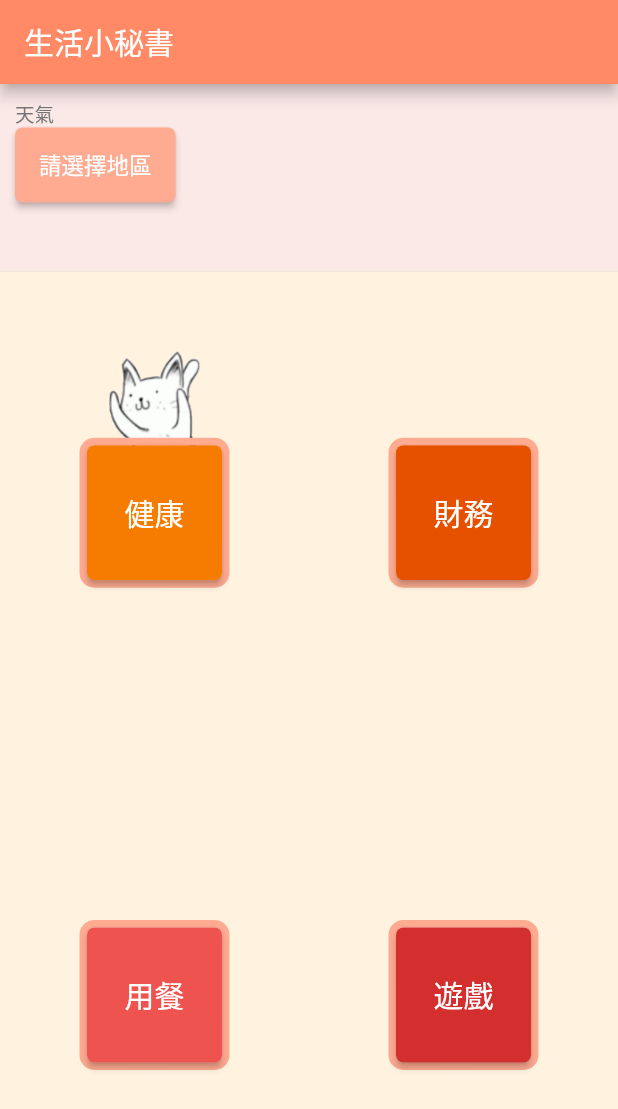
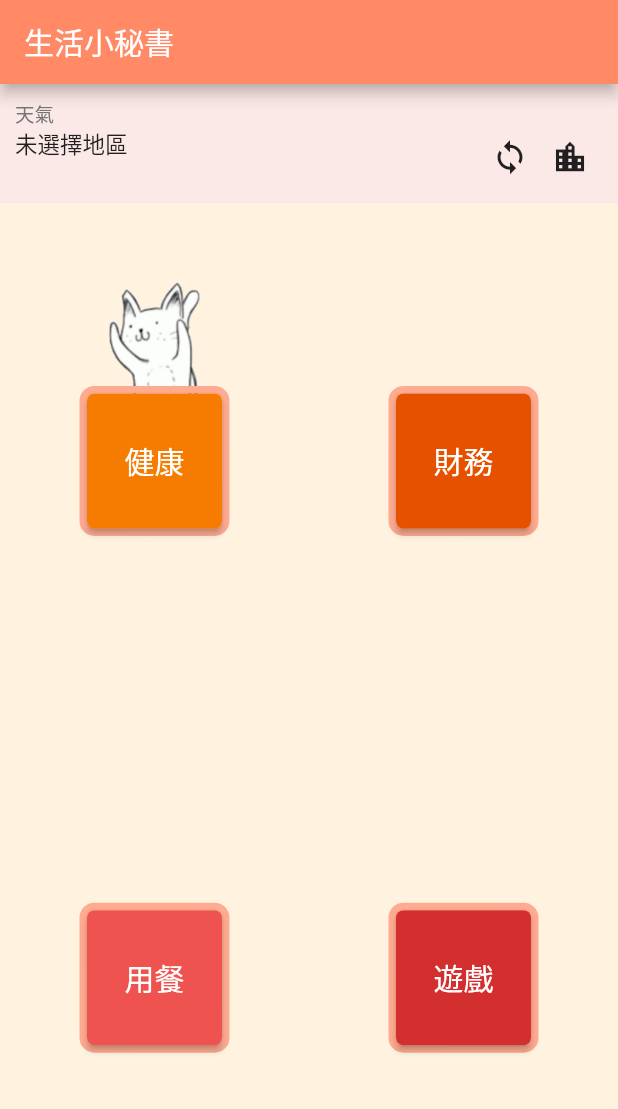
Before and after one commit to babyhui/flutter_pikapika, a Flutter app: the screen it shows after launch, on a phone screen of 412 x 824 dp. Shown: the top 1109 px of the screen. Run offline on Flutter 3.47's test engine with Material 2 defaults, Android fonts, the light colour scheme and no system bars; our stand-ins replace datetime_picker_formfield; missing offline and left inert: countdown_flutter, flutter_analog_clock.

Commit message:
天氣整合

```diff
--- a/lib/main.dart
+++ b/lib/main.dart
@@ -10,7 +10,6 @@ import 'screens/health.dart';
 
 void main() => runApp(MyApp());
 
-//test
 //sint flag_cat = 0;
 class MyApp extends StatelessWidget {
   @override
@@ -41,28 +40,20 @@ class _MyHomePageState extends State<MyHomePage> {
   String maxT;
   String minT;
   String pop;
-  double buttonHeight = 50;
 
   @override
   void initState() {
     super.initState();
-    // setData() await;
-    // Future setData() async {
-    //   weatherData = await getData();
-    // }
     SystemChrome.setPreferredOrientations([
       DeviceOrientation.portraitUp,
       DeviceOrientation.portraitDown,
     ]);
 
     updateWeather();
-    // print(weatherData); /////
   }
 
   @override
   Widget build(BuildContext context) {
-    // print(weatherData); //////////
-    // updateWeather(); //////
     return Scaffold(
       appBar: AppBar(
         title: Text(widget.title),
@@ -78,8 +69,6 @@ class _MyHomePageState extends State<MyHomePage> {
               boxShadow: [
                 BoxShadow(
                   color: Colors.grey,
-                  // blurRadius: 20.0,
-                  // spreadRadius: 20.0,
                 ),
               ],
             ),
@@ -93,41 +82,15 @@ class _MyHomePageState extends State<MyHomePage> {
                     color: Colors.grey[600],
                   ),
                 ),
+                Row(
+                  children: <Widget>[
                     Container(
-                  // width: 100,
-                  // height: buttonHeight,
-                  height: 50, ////////////////////////
-                  child: RaisedButton(
-                    color: Colors.deepOrange[200],
-                    shape: RoundedRectangleBorder(
-                      borderRadius: BorderRadius.all(Radius.circular(5)),
-                    ),
-                    onPressed: () async {
-                      var locations = await showAlert(context);
-                      weatherData = await getData();
-                      setState(() {
-                        try {
-                          if (locations.index == 0) {
-                            _locations = 22;
-                            buttonHeight = 50;
-                          } else {
-                            _locations = locations.index;
-                            buttonHeight = 0;
-                            updateWeather();
-                          }
-                        } catch (e) {
-                          print('fail');
-                        }
-                      });
-                    },
-                    child: Text(
-                      '請選擇地區',
-                      style: TextStyle(fontSize: 15, color: Colors.white),
-                    ),
-                  ),
-                ),
+                      width: 310,
+                      child: Column(
+                        crossAxisAlignment: CrossAxisAlignment.start,
+                        children: <Widget>[
                           Text(
-                  '${_locations >= 22 ? "" : cityName}' +
+                            '${_locations >= 22 ? "未選擇地區" : cityName}' +
                                 '${_locations >= 22 ? "" : " 💧"}' +
                                 '${_locations >= 22 ? "" : pop}' +
                                 '${_locations >= 22 ? "" : "%"}',
@@ -144,6 +107,61 @@ class _MyHomePageState extends State<MyHomePage> {
                             style: TextStyle(
                               fontSize: 15.0,
                             ),
+                          ),
+                        ],
+                      ),
+                    ),
+                    Align(
+                      alignment: Alignment.centerRight,
+                      child: Container(
+                        width: 40,
+                        height: 40,
+                        child: IconButton(
+                          iconSize: 25,
+                          padding: EdgeInsets.all(5),
+                          icon: Icon(Icons.sync),
+                          onPressed: () async {
+                            weatherData = await getData();
+                            setState(() {
+                              try {
+                                updateWeather();
+                              } catch (e) {
+                                print('fail');
+                              }
+                            });
+                          },
+                        ),
+                      ),
+                    ),
+                    Align(
+                      alignment: Alignment.centerRight,
+                      child: Container(
+                        width: 40,
+                        height: 40,
+                        child: IconButton(
+                          iconSize: 25,
+                          padding: EdgeInsets.all(5),
+                          icon: Icon(Icons.location_city),
+                          onPressed: () async {
+                            var locations = await showAlert(context);
+                            weatherData = await getData();
+                            setState(() {
+                              try {
+                                if (locations.index >= 22) {
+                                  _locations = 22;
+                                } else {
+                                  _locations = locations.index;
+                                  updateWeather();
+                                }
+                              } catch (e) {
+                                print('fail');
+                              }
+                            });
+                          },
+                        ),
+                      ),
+                    ),
+                  ],
                 ),
               ],
             ),
@@ -303,7 +321,6 @@ class _MyHomePageState extends State<MyHomePage> {
                       ),
                     ],
                   ),
-                  // Image.asset('image/catcat2.png'),
                 ],
               ),
             ),
@@ -314,7 +331,6 @@ class _MyHomePageState extends State<MyHomePage> {
   }
 
   void updateWeather() async {
-    // print(_locations); /////////
     setState(() {
       if (weatherData == null || _locations >= 22) {
         cityName = '';
@@ -323,12 +339,10 @@ class _MyHomePageState extends State<MyHomePage> {
         minT = '';
         pop = '';
         _locations = 22;
-        buttonHeight = 50;
         print('updateWeather fail');
         return;
       }
-      // cityName = weatherData['cwbopendata']['dataset']['location']
-      //     [_locations - 1]['locationName'];
+
       cityName = getCityName(_locations);
       wx = weatherData['cwbopendata']['dataset']['location'][_locations]
           ['weatherElement'][0]['time'][1]['parameter']['parameterValue'];
@@ -343,33 +357,3 @@ class _MyHomePageState extends State<MyHomePage> {
     });
   }
 }
-
-//   child: FractionallySizedBox(
-//     //百分比調大小
-//     widthFactor: 1,
-//     heightFactor: 0.11,
-
-// floatingActionButton: FloatingActionButton(
-//         onPressed: () async {
-//           var locations = await showAlert(context);
-//           weatherData = await getData();
-//           print('test'); ////////////
-//           setState(() {
-//             try {
-//               if (locations.index == 0) {
-//                 _locations = 22;
-//                 buttonHeight = 50;
-//               } else {
-//                 _locations = locations.index;
-//                 buttonHeight = 0;
-//                 updateWeather();
-//               }
-//             } catch (e) {
-//               print('fail'); ///////////
-//               // _locations = 22;
-//             }
-//           });
-//         },
-//         tooltip: 'Increment',
-//         child: Icon(Icons.add),
-//       ),
```
Lines whose indentation alone changed are shown as unchanged.
